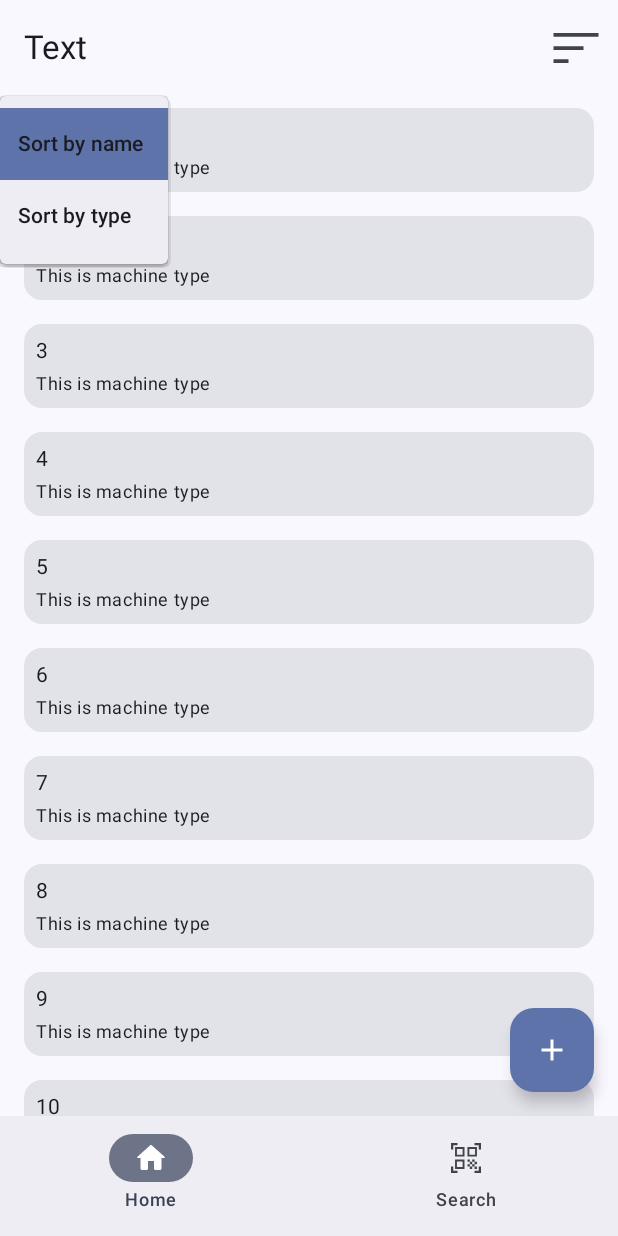
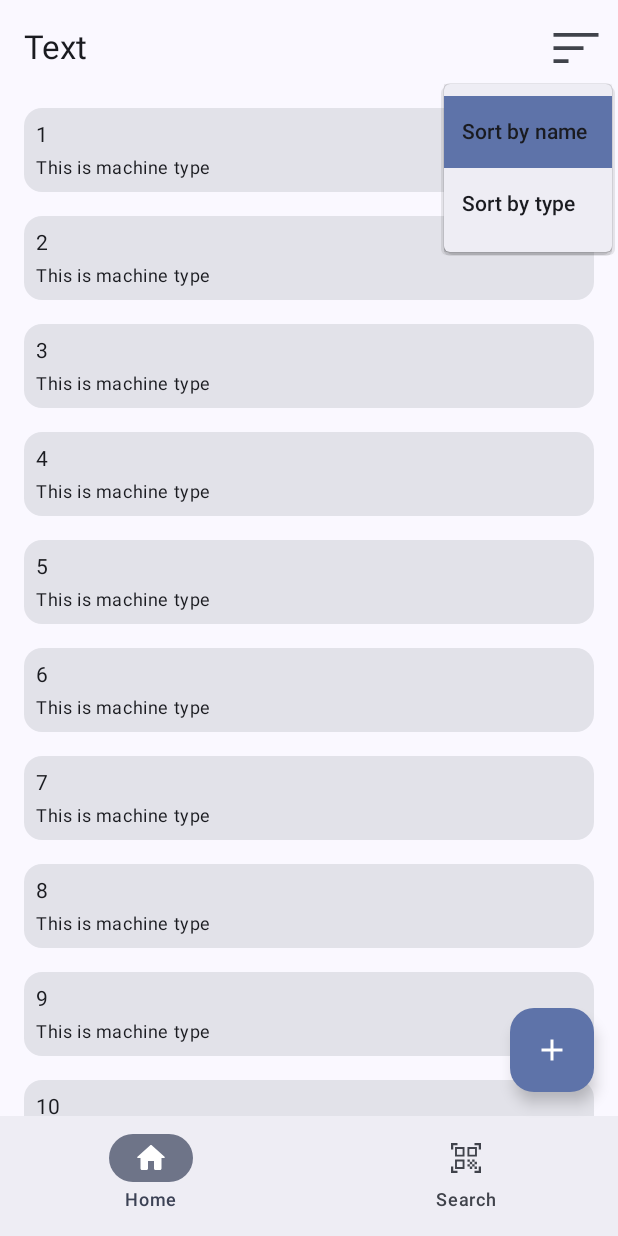
Before and after one commit to lqman104/image-machine, an Android app built with Jetpack Compose: the screen it shows after launch (MainActivity), after a tap on "Sort List", on a phone screen of 412 x 824 dp. Run offline under Robolectric (Android 15) with nearby library versions, the phone set to English and light mode, and no system bars; our stand-ins replace Dagger/Hilt's generated code, Timber.

Commit message:
fix: sort menu appearance

```diff
--- a/app/src/main/java/com/luqman/imagemachine/ui/screens/main/MainScreen.kt
+++ b/app/src/main/java/com/luqman/imagemachine/ui/screens/main/MainScreen.kt
@@ -1,7 +1,6 @@
 package com.luqman.imagemachine.ui.screens.main
 
 import androidx.compose.foundation.background
-import androidx.compose.foundation.layout.Box
 import androidx.compose.material.icons.Icons
 import androidx.compose.material.icons.filled.Add
 import androidx.compose.material3.DropdownMenu
@@ -22,13 +21,11 @@ import androidx.compose.runtime.getValue
 import androidx.compose.runtime.mutableStateOf
 import androidx.compose.runtime.remember
 import androidx.compose.runtime.setValue
-import androidx.compose.ui.Alignment
 import androidx.compose.ui.Modifier
 import androidx.compose.ui.platform.LocalContext
 import androidx.compose.ui.res.painterResource
 import androidx.compose.ui.res.stringResource
 import androidx.compose.ui.tooling.preview.Preview
-import androidx.compose.ui.window.PopupProperties
 import androidx.navigation.NavDestination.Companion.hierarchy
 import androidx.navigation.NavGraph.Companion.findStartDestination
 import androidx.navigation.NavHostController
@@ -74,10 +71,9 @@ fun TopBar(
         mutableStateOf(false)
     }
 
-    Box {
     TopAppBar(
+        modifier = modifier,
         scrollBehavior = enterAlwaysScrollBehavior(),
-            modifier = modifier,
         title = {
             Text(text = pageName)
         },
@@ -92,17 +88,16 @@ fun TopBar(
                     )
                 }
             }
-            }
-        )
 
             SortMenuDialog(
-            modifier = Modifier.align(Alignment.TopEnd),
                 selectedMenu = SortMenuType.NAME,
                 expanded = isMenuOpen
             ) {
                 isMenuOpen = false
             }
         }
+    )
+
 }
 
 @Composable
@@ -126,7 +121,6 @@ fun SortMenuDialog(
         modifier = modifier,
         expanded = expanded,
         onDismissRequest = onDismiss,
-        properties = PopupProperties()
     ) {
         if (selectedMenu == SortMenuType.NAME) {
             SelectedSortMenu(name = stringResource(id = R.string.sort_by_name), onClick = onDismiss)
```
Lines whose indentation alone changed are shown as unchanged.
